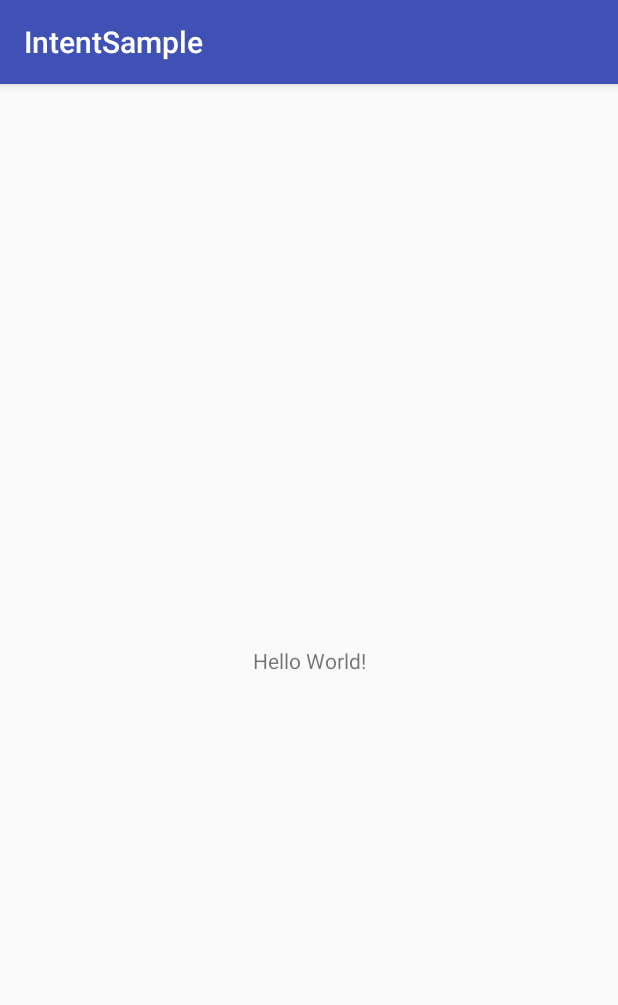
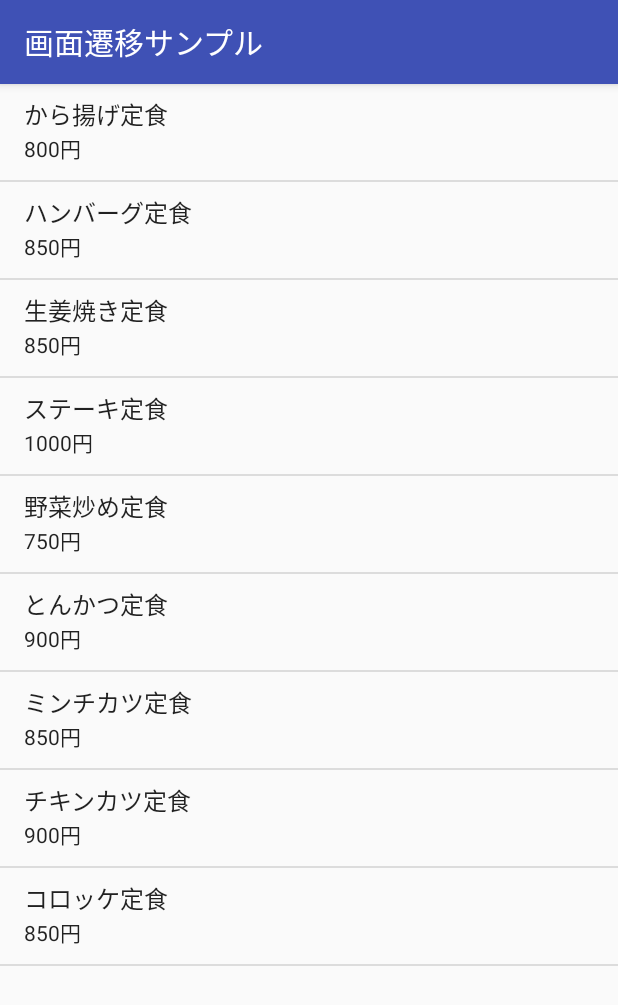
Before and after one commit to hotmix/IntentSample, an Android app: the screen it shows after launch (MenuListActivity), on a phone screen of 412 x 824 dp. Shown: the top 1005 px of the screen. Run offline under Robolectric (Android 15) with nearby library versions, the phone set to English and light mode, and no system bars.

Commit message:
add menuList

```diff
--- a/app/src/main/java/jp/hotmix/intentsample/MenuListActivity.java
+++ b/app/src/main/java/jp/hotmix/intentsample/MenuListActivity.java
@@ -2,6 +2,13 @@ package jp.hotmix.intentsample;
 
 import android.support.v7.app.AppCompatActivity;
 import android.os.Bundle;
+import android.widget.ListView;
+import android.widget.SimpleAdapter;
+
+import java.util.ArrayList;
+import java.util.HashMap;
+import java.util.List;
+import java.util.Map;
 
 public class MenuListActivity extends AppCompatActivity {
 
@@ -9,5 +16,68 @@ public class MenuListActivity extends AppCompatActivity {
     protected void onCreate(Bundle savedInstanceState) {
         super.onCreate(savedInstanceState);
         setContentView(R.layout.activity_menu_list);
+
+        ListView lvMenu = findViewById(R.id.lvMenu);
+        List<Map<String, String>> menuList = new ArrayList<>();
+
+        Map<String, String> menu = new HashMap<>();
+        menu.put("name", "から揚げ定食");
+        menu.put("price", "800円");
+        menuList.add(menu);
+
+        menu = new HashMap<>();
+        menu.put("name", "ハンバーグ定食");
+        menu.put("price", "850円");
+        menuList.add(menu);
+
+        menu = new HashMap<>();
+        menu.put("name", "生姜焼き定食");
+        menu.put("price", "850円");
+        menuList.add(menu);
+
+        menu = new HashMap<>();
+        menu.put("name", "ステーキ定食");
+        menu.put("price", "1000円");
+        menuList.add(menu);
+
+        menu = new HashMap<>();
+        menu.put("name", "野菜炒め定食");
+        menu.put("price", "750円");
+        menuList.add(menu);
+
+        menu = new HashMap<>();
+        menu.put("name", "とんかつ定食");
+        menu.put("price", "900円");
+        menuList.add(menu);
+
+        menu = new HashMap<>();
+        menu.put("name", "ミンチカツ定食");
+        menu.put("price", "850円");
+        menuList.add(menu);
+
+        menu = new HashMap<>();
+        menu.put("name", "チキンカツ定食");
+        menu.put("price", "900円");
+        menuList.add(menu);
+
+        menu = new HashMap<>();
+        menu.put("name", "コロッケ定食");
+        menu.put("price", "850円");
+        menuList.add(menu);
+
+        String[] from = {"name", "price"};
+        int[] to = {android.R.id.text1, android.R.id.text2};
+
+        SimpleAdapter adapter = new SimpleAdapter(
+                MenuListActivity.this,
+                menuList,
+                android.R.layout.simple_list_item_2,
+                from,
+                to
+        );
+
+        lvMenu.setAdapter(adapter);
+
+
     }
 }
--- a/app/src/main/res/layout/activity_menu_list.xml
+++ b/app/src/main/res/layout/activity_menu_list.xml
@@ -1,18 +1,6 @@
 <?xml version="1.0" encoding="utf-8"?>
-<android.support.constraint.ConstraintLayout xmlns:android="http://schemas.android.com/apk/res/android"
-    xmlns:app="http://schemas.android.com/apk/res-auto"
-    xmlns:tools="http://schemas.android.com/tools"
+<ListView
+    xmlns:android="http://schemas.android.com/apk/res/android"
+    android:id="@+id/lvMenu"
     android:layout_width="match_parent"
-    android:layout_height="match_parent"
-    tools:context=".MenuListActivity">
-
-    <TextView
-        android:layout_width="wrap_content"
-        android:layout_height="wrap_content"
-        android:text="Hello World!"
-        app:layout_constraintBottom_toBottomOf="parent"
-        app:layout_constraintLeft_toLeftOf="parent"
-        app:layout_constraintRight_toRightOf="parent"
-        app:layout_constraintTop_toTopOf="parent" />
-
-</android.support.constraint.ConstraintLayout>
+    android:layout_height="match_parent" />
--- a/app/src/main/res/values/strings.xml
+++ b/app/src/main/res/values/strings.xml
@@ -1,3 +1,6 @@
 <resources>
-    <string name="app_name">IntentSample</string>
+    <string name="app_name">画面遷移サンプル</string>
+    <string name="tv_thx_title">注文完了</string>
+    <string name="tv_thx_desc">以下のメニューのご注文を受け付けました。\nご注文ありがとうございます。</string>
+    <string name="tv_thx_back">リストに戻る</string>
 </resources>
```
